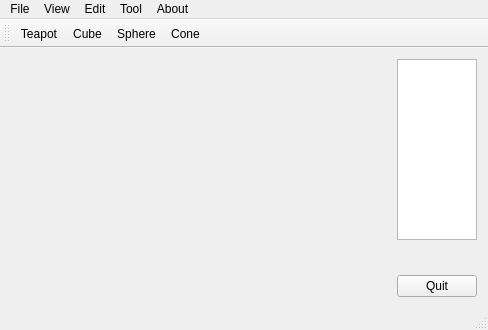
Above: mainwindow.ui from lishunan246/cg before the change. Below: the same form after it.
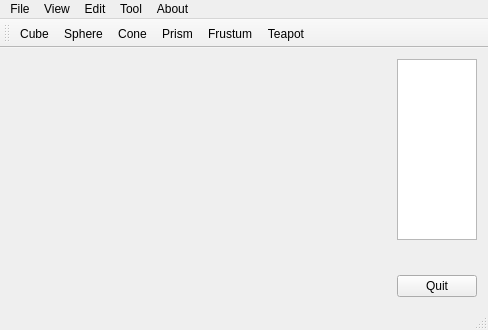
That is the form after the change. Custom widgets are drawn as their Qt base class.

```diff
--- a/mainwindow.ui
+++ b/mainwindow.ui
@@ -129,10 +129,12 @@
    <attribute name="toolBarBreak">
     <bool>false</bool>
    </attribute>
-   <addaction name="actionTeapot"/>
    <addaction name="actionCube"/>
    <addaction name="actionSphere"/>
    <addaction name="actionCone"/>
+   <addaction name="actionPrism"/>
+   <addaction name="actionFrustum"/>
+   <addaction name="actionTeapot"/>
   </widget>
   <widget class="QStatusBar" name="statusBar"/>
   <action name="actionQuit">
@@ -296,6 +298,16 @@
     <string>Load .obj file</string>
    </property>
   </action>
+  <action name="actionPrism">
+   <property name="text">
+    <string>Prism</string>
+   </property>
+  </action>
+  <action name="actionFrustum">
+   <property name="text">
+    <string>Frustum</string>
+   </property>
+  </action>
  </widget>
  <layoutdefault spacing="6" margin="11"/>
  <customwidgets>
```
